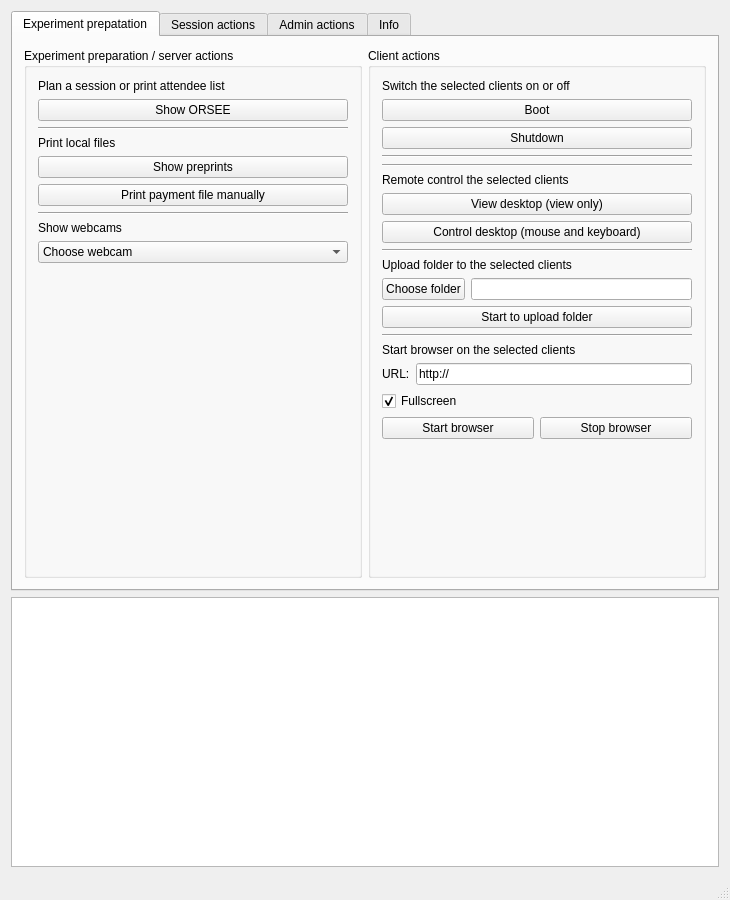
Before: the Qt Designer form src/mainwindow.ui in tobiaswee/Labcontrol, drawn with Qt 5.
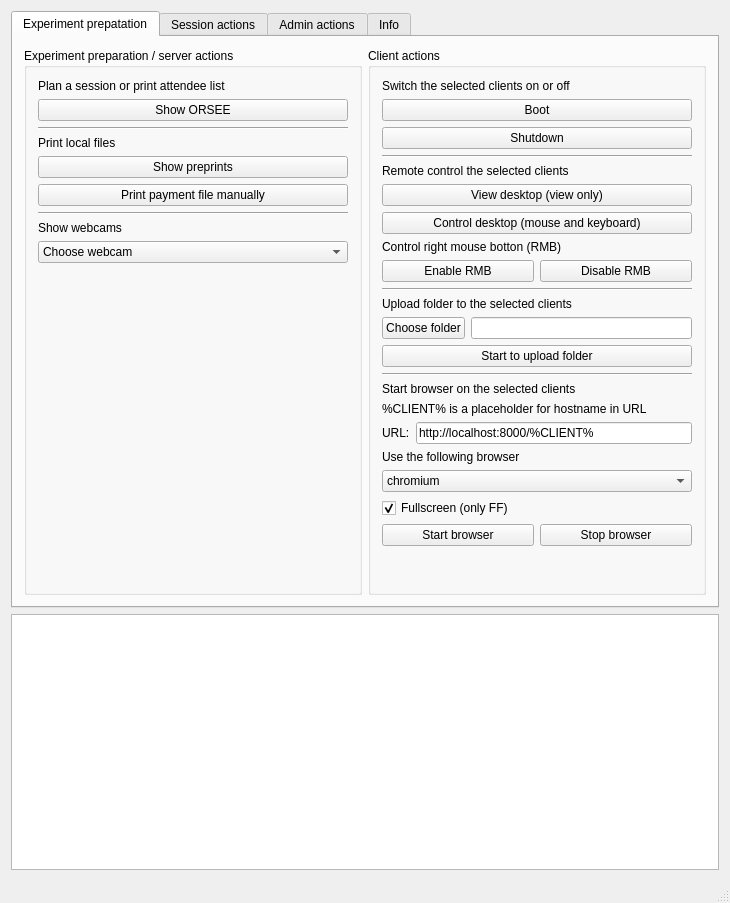
After: the same form once the commit is applied. Icons and pictures are not drawn.

What changed in the file:
```diff
--- a/src/mainwindow.ui
+++ b/src/mainwindow.ui
@@ -7,7 +7,7 @@
     <x>0</x>
     <y>0</y>
     <width>730</width>
-    <height>900</height>
+    <height>903</height>
    </rect>
   </property>
   <property name="sizePolicy">
@@ -240,13 +240,6 @@
                </property>
               </widget>
              </item>
-             <item>
-              <widget class="Line" name="line_zLeafActions">
-               <property name="orientation">
-                <enum>Qt::Horizontal</enum>
-               </property>
-              </widget>
-             </item>
              <item>
               <widget class="QLabel" name="L_VNC">
                <property name="text">
@@ -271,6 +264,31 @@
                </property>
               </widget>
              </item>
+             <item>
+              <widget class="QLabel" name="label">
+               <property name="text">
+                <string>Control right mouse botton (RMB)</string>
+               </property>
+              </widget>
+             </item>
+             <item>
+              <layout class="QHBoxLayout" name="HLDisableRightClick">
+               <item>
+                <widget class="QPushButton" name="PBEnableRMB">
+                 <property name="text">
+                  <string>Enable RMB</string>
+                 </property>
+                </widget>
+               </item>
+               <item>
+                <widget class="QPushButton" name="PBDisableRMB">
+                 <property name="text">
+                  <string>Disable RMB</string>
+                 </property>
+                </widget>
+               </item>
+              </layout>
+             </item>
              <item>
               <widget class="Line" name="line_viewDesktop">
                <property name="orientation">
@@ -335,6 +353,13 @@
                </property>
               </widget>
              </item>
+             <item>
+              <widget class="QLabel" name="L_ClientPlaceholder">
+               <property name="text">
+                <string>%CLIENT% is a placeholder for hostname in URL</string>
+               </property>
+              </widget>
+             </item>
              <item>
               <layout class="QHBoxLayout" name="HLURL">
                <item>
@@ -347,16 +372,37 @@
                <item>
                 <widget class="QLineEdit" name="LEURL">
                  <property name="text">
-                  <string>http://</string>
+                  <string>http://localhost:8000/%CLIENT%</string>
                  </property>
                 </widget>
                </item>
               </layout>
              </item>
+             <item>
+              <widget class="QLabel" name="L_BrowserSelection">
+               <property name="text">
+                <string>Use the following browser</string>
+               </property>
+              </widget>
+             </item>
+             <item>
+              <widget class="QComboBox" name="CB_BrowserSelection">
+               <item>
+                <property name="text">
+                 <string>chromium</string>
+                </property>
+               </item>
+               <item>
+                <property name="text">
+                 <string>firefox</string>
+                </property>
+               </item>
+              </widget>
+             </item>
              <item>
               <widget class="QCheckBox" name="CBFullscreen">
                <property name="text">
-                <string>Fullscreen</string>
+                <string>Fullscreen (only FF)</string>
                </property>
                <property name="checked">
                 <bool>true</bool>
```
